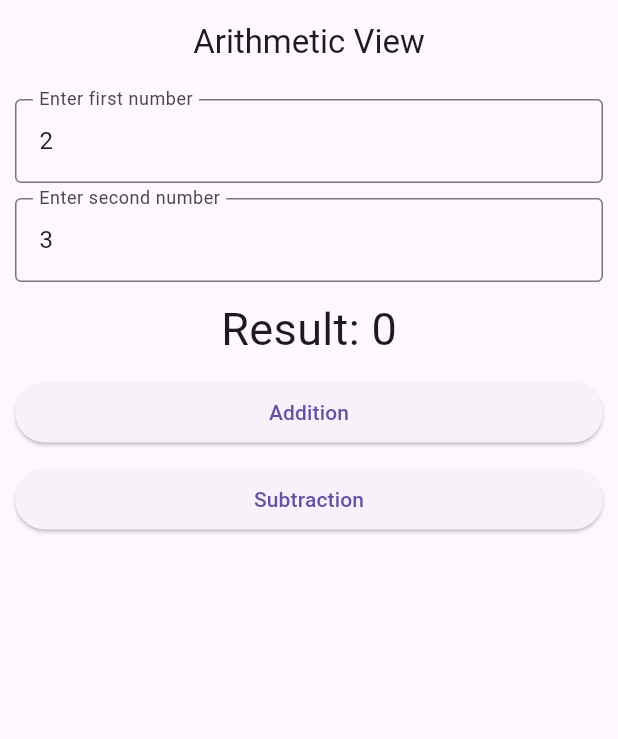
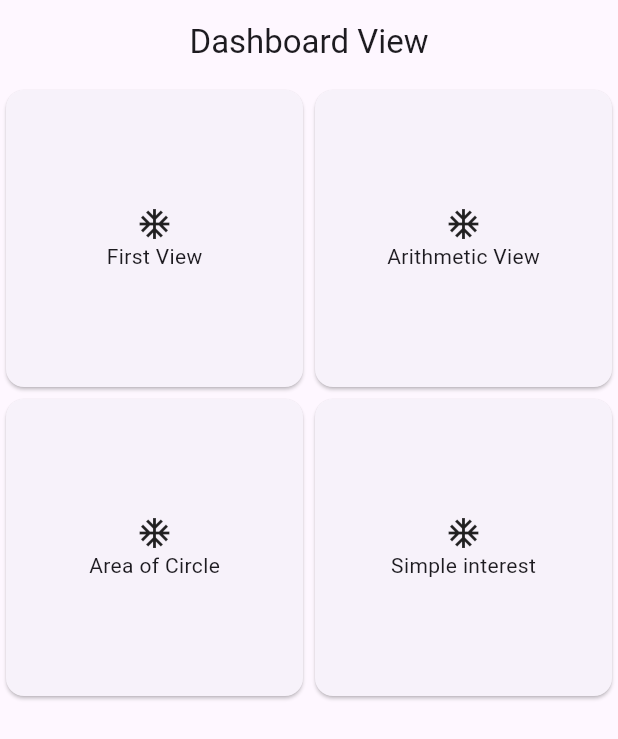
Before and after one commit to SammanBaral/first_flutter_apps, a Flutter app: the screen it shows after launch, on a phone screen of 412 x 824 dp. Shown: the top 739 px of the screen. Run offline on Flutter 3.47's test engine with Material 3 defaults, Android fonts, the phone set to English and light mode, and no system bars.

Commit message:
dashboard added now

```diff
--- a/lib/app.dart
+++ b/lib/app.dart
@@ -1,15 +1,14 @@
+import 'package:first_flutter_apps/view/dashboard_view.dart';
 import 'package:flutter/material.dart';
-// import 'package:first_flutter_apps/view/first_view.dart';
-import 'package:first_flutter_apps/view/arithmetic_view.dart';
 
-class MyApp extends StatelessWidget{
+class MyApp extends StatelessWidget {
   const MyApp({super.key});
 
   @override
-  Widget build(BuildContext context){
+  Widget build(BuildContext context) {
     return const MaterialApp(
       debugShowCheckedModeBanner: false,
-      home: ArithmeticView(),
+      home: DashboardView(),
     );
   }
 }
--- /dev/null
+++ b/lib/view/dashboard_view.dart
@@ -0,0 +1,94 @@
+import 'package:first_flutter_apps/view/arithmetic_view.dart';
+import 'package:first_flutter_apps/view/first_view.dart';
+import 'package:flutter/material.dart';
+
+class DashboardView extends StatelessWidget {
+  const DashboardView({super.key});
+
+  @override
+  Widget build(BuildContext context) {
+    return Scaffold(
+      appBar: AppBar(
+        title: const Text('Dashboard View'),
+        centerTitle: true,
+        elevation: 0,
+      ),
+      body: GridView.count(
+        crossAxisCount: 2,
+        children: [
+          Card(
+            child: InkWell(
+              onTap: () {
+                Navigator.push(
+                  context,
+                  MaterialPageRoute(builder: (context) => const FirstView()),
+                );
+              },
+              child: const Column(
+                mainAxisAlignment: MainAxisAlignment.center,
+                children: [
+                  Icon(Icons.ac_unit),
+                  Text('First View'),
+                ],
+              ),
+            ),
+          ),
+          Card(
+            child: InkWell(
+              onTap: () {
+                Navigator.push(
+                  context,
+                  MaterialPageRoute(
+                      builder: (context) => const ArithmeticView()),
+                );
+              },
+              child: const Column(
+                mainAxisAlignment: MainAxisAlignment.center,
+                children: [
+                  Icon(Icons.ac_unit),
+                  Text('Arithmetic View'),
+                ],
+              ),
+            ),
+          ),
+          Card(
+            child: InkWell(
+              onTap: () {
+                Navigator.push(
+                  context,
+                  MaterialPageRoute(
+                      builder: (context) => const ArithmeticView()),
+                );
+              },
+              child: const Column(
+                mainAxisAlignment: MainAxisAlignment.center,
+                children: [
+                  Icon(Icons.ac_unit),
+                  Text('Area of Circle'),
+                ],
+              ),
+            ),
+          ),
+          Card(
+            child: InkWell(
+              onTap: () {
+                Navigator.push(
+                  context,
+                  MaterialPageRoute(
+                      builder: (context) => const ArithmeticView()),
+                );
+              },
+              child: const Column(
+                mainAxisAlignment: MainAxisAlignment.center,
+                children: [
+                  Icon(Icons.ac_unit),
+                  Text('Simple interest'),
+                ],
+              ),
+            ),
+          )
+        ],
+      ),
+    );
+  }
+}
```
